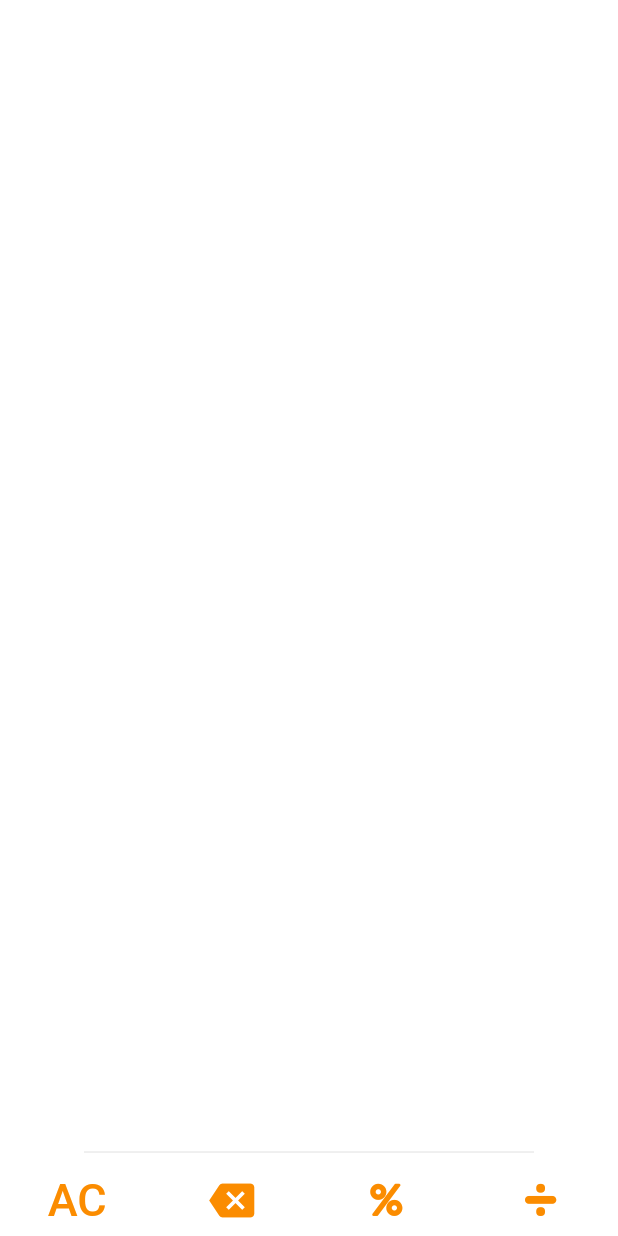
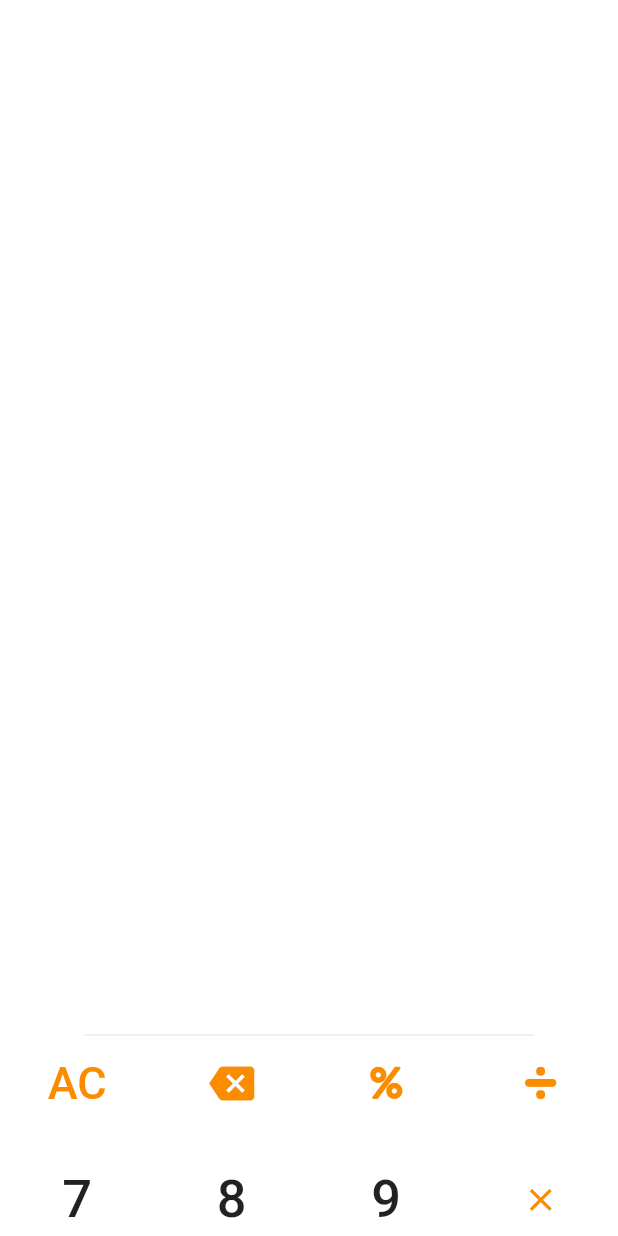
Before and after one commit to rahu96/mi_calculator_clone, a Flutter app: the screen it shows after launch, on a phone screen of 412 x 824 dp. Run offline on Flutter 3.47's test engine with Material 2 defaults, Android fonts, the phone set to English and light mode, and no system bars; our stand-ins replace material_design_icons_flutter.

Commit message:
Row2 done

```diff
--- a/lib/calculator_page.dart
+++ b/lib/calculator_page.dart
@@ -2,6 +2,7 @@ import 'package:flutter/material.dart';
 import 'package:material_design_icons_flutter/material_design_icons_flutter.dart';
 import 'presentations/custom_modulo_icons.dart';
 import 'presentations/custom_divide_icons.dart';
+import 'presentations/custom_multiply_icons.dart';
 
 class CalculatorPage extends StatefulWidget {
   @override
@@ -68,6 +69,54 @@ class CalculatorPageState extends State<CalculatorPage> {
                 ),
               ],
             ),
+            SizedBox(
+              height: 30.0,
+            ),
+            Row(
+              mainAxisAlignment: MainAxisAlignment.spaceAround,
+              children: <Widget>[
+                FlatButton(
+                  splashColor: Colors.transparent,
+                  highlightColor: Colors.transparent,
+                  onPressed: () {},
+                  child: Text(
+                    '7',
+                    style: TextStyle(
+                      fontSize: 35.0,
+                    ),
+                  ),
+                ),
+                FlatButton(
+                  splashColor: Colors.transparent,
+                  highlightColor: Colors.transparent,
+                  onPressed: () {},
+                  child: Text(
+                    '8',
+                    style: TextStyle(
+                      fontSize: 35.0,
+                    ),
+                  ),
+                ),
+                FlatButton(
+                  splashColor: Colors.transparent,
+                  highlightColor: Colors.transparent,
+                  onPressed: () {},
+                  child: Text(
+                    '9',
+                    style: TextStyle(
+                      fontSize: 35.0,
+                    ),
+                  ),
+                ),
+                FlatButton(
+                  splashColor: Colors.transparent,
+                  highlightColor: Colors.transparent,
+                  onPressed: () {},
+                  child: Icon(CustomMultiply.clear,
+                      size: 25.0, color: Colors.orange[600]),
+                ),
+              ],
+            )
           ],
         ),
       ),
--- /dev/null
+++ b/lib/presentations/custom_multiply_icons.dart
@@ -0,0 +1,28 @@
+/// Flutter icons CustomMultiply
+/// Copyright (C) 2020 by original authors @ fluttericon.com, fontello.com
+/// This font was generated by FlutterIcon.com, which is derived from Fontello.
+///
+/// To use this font, place it in your fonts/ directory and include the
+/// following in your pubspec.yaml
+///
+/// flutter:
+///   fonts:
+///    - family:  CustomMultiply
+///      fonts:
+///       - asset: fonts/CustomMultiply.ttf
+///
+///
+/// * Material Design Icons, Copyright (C) Google, Inc
+///         Author:    Google
+///         License:   Apache 2.0 (https://www.apache.org/licenses/LICENSE-2.0)
+///         Homepage:  https://design.google.com/icons/
+///
+import 'package:flutter/widgets.dart';
+
+class CustomMultiply {
+  CustomMultiply._();
+
+  static const _kFontFam = 'CustomMultiply';
+
+  static const IconData clear = const IconData(0xe800, fontFamily: _kFontFam);
+}
--- a/pubspec.yaml
+++ b/pubspec.yaml
@@ -48,6 +48,10 @@ flutter:
     - family:  CustomDivide
       fonts:
        - asset: fonts/CustomDivide.ttf
+    - family:  CustomMultiply
+      fonts:
+       - asset: fonts/CustomMultiply.ttf
+
 
 
   # To add assets to your application, add an assets section, like this:
```
Also changed, not shown: fonts/CustomMultiply.ttf (added).
